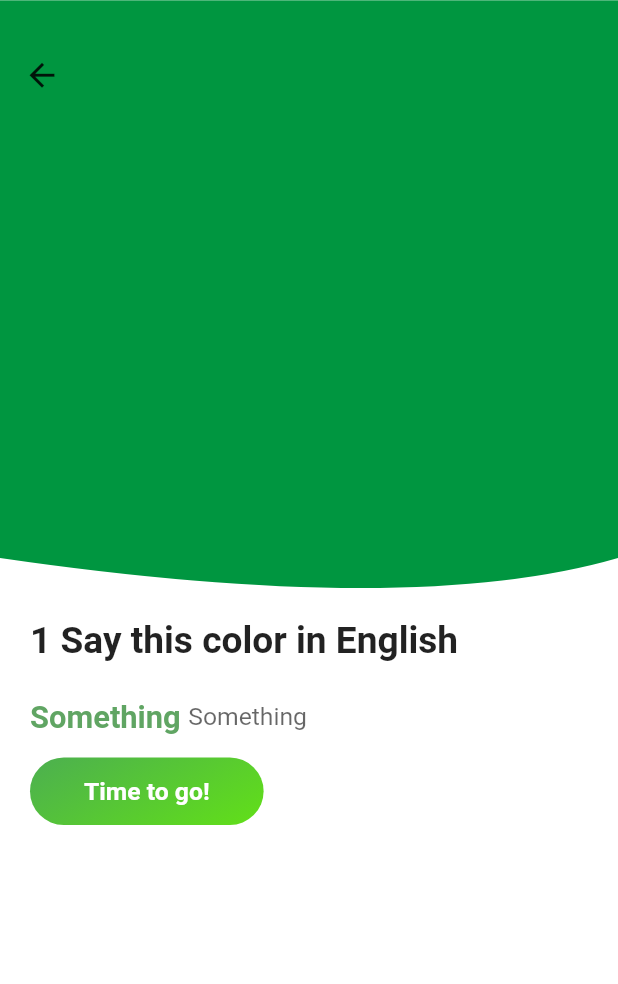
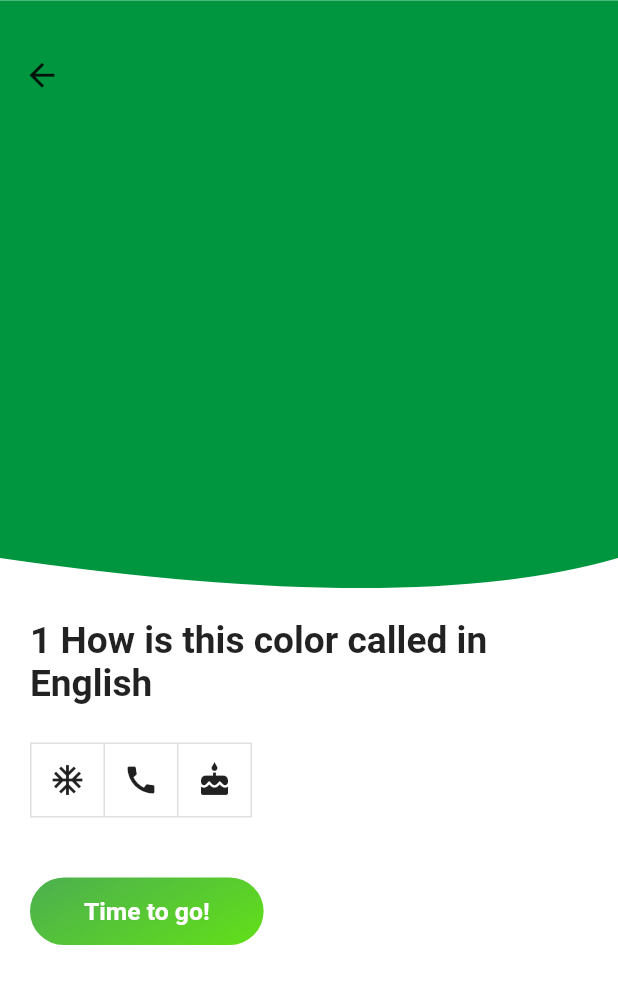
Before and after one commit to ctanunes/colorjewels, a Flutter app: the GameScreen screen opened directly with sample values from the repository, on a phone screen of 412 x 824 dp. Shown: the top 984 px of the screen. Run offline on Flutter 3.47's test engine with Material 2 defaults, Android fonts, the phone set to English and light mode, and no system bars; our stand-ins replace flutter_svg, flutter_tts, get, speech_to_text.

Commit message:
Added toggle buttons

```diff
--- a/lib/models/question.model.dart
+++ b/lib/models/question.model.dart
@@ -17,10 +17,10 @@ class Question {
 List<Question> eng = [
   Question(
       id : 1,
-      question : "1 Say this color in English",
+      question : "1 How is this color called in English",
       image : "assets/images/green.png",
-      answer : "green",
-      typeOf : "Say",
+      answer : "Green",
+      typeOf : "Option",
   ),
   Question(
     id : 2,
--- a/lib/screens/game1.screen.dart
+++ b/lib/screens/game1.screen.dart
@@ -41,7 +41,9 @@ class _GameScreenState extends State<GameScreen> {
                 },
               ),
               ContentDetail(
-                question: widget.question.question ?? "Title",
+                question: widget.question.question ?? "Question",
+                answer: widget.question.answer ?? "Answer",
+                typeOf: widget.question.typeOf ?? "typeOf",
                 onPress: () {
                   showDialog(
                     context: context,
@@ -61,9 +63,9 @@ class _GameScreenState extends State<GameScreen> {
                               child: GradientButton(
                                 text: "Confirm",
                                 onPress: () {
-                                  if (widget.question.id==4){
+                                  if (widget.question.id == 4) {
                                     Get.to(WelcomeScreen());
-                                  }else{
+                                  } else {
                                     Navigator.push(
                                       context,
                                       MaterialPageRoute(
@@ -93,15 +95,24 @@ class _GameScreenState extends State<GameScreen> {
   }
 }
 
-class ContentDetail extends StatelessWidget {
+class ContentDetail extends StatefulWidget {
   final String question;
   final Function onPress;
-
+  final String answer;
+  final String typeOf;
   const ContentDetail({
     Key key,
-    @required this.question, this.onPress,
+    @required this.question,
+    this.onPress,
+    this.answer,
+    this.typeOf,
   }) : super(key: key);
 
+  @override
+  _ContentDetailState createState() => _ContentDetailState();
+}
+
+class _ContentDetailState extends State<ContentDetail> {
   @override
   Widget build(BuildContext context) {
     Size size = MediaQuery.of(context).size;
@@ -112,44 +123,66 @@ class ContentDetail extends StatelessWidget {
         crossAxisAlignment: CrossAxisAlignment.start,
         children: <Widget>[
           Text(
-            this.question,
+            this.widget.question,
             style: TextStyle(
               fontWeight: FontWeight.bold,
               fontSize: size.width * 0.06,
             ),
           ),
           SizedBox(height: 25),
-          Row(
+          option(this.widget.typeOf, size),
+          SizedBox(height: 25),
+          Container(
+            margin: EdgeInsets.only(bottom: 30),
+            padding: const EdgeInsets.symmetric(vertical: 15),
+            child: GradientButton(
+              text: "Time to go!",
+              onPress: this.widget.onPress,
+            ),
+          ),
+        ],
+      ),
+    );
+  }
+
+  List<bool> isSelected = [false, false, false];
+
+  Widget option(String option, Size size) {
+    if (option == "Option") {
+      return StatefulBuilder(builder: (context, setState) {
+        return ToggleButtons(
           children: <Widget>[
-              Text(
+            Icon(Icons.ac_unit),
+            Icon(Icons.call),
+            Icon(Icons.cake),
+          ],
+          onPressed: (int index) {
+            print(index);
+            setState(() {
+              for (int buttonIndex = 0;
+                  buttonIndex < isSelected.length;
+                  buttonIndex++) {
+                if (buttonIndex == index) {
+                  isSelected[buttonIndex] = true;
+                } else {
+                  isSelected[buttonIndex] = false;
+                }
+              }
+              print(isSelected);
+            });
+          },
+          isSelected: isSelected,
+        );
+      });
+    } else {
+      return Text(
         "Something",
         style: TextStyle(
           fontWeight: FontWeight.bold,
           fontSize: size.width * 0.05,
           color: Colors.green[700].withOpacity(0.8),
         ),
-              ),
-              SizedBox(width: 5),
-              Text(
-                "Something",
-                style: TextStyle(
-                  fontSize: size.width * 0.04,
-                  fontWeight: FontWeight.w400,
-                  color: Colors.black.withOpacity(0.6),
-                ),
-              ),
-            ],
-          ),
-          Container(
-            margin: EdgeInsets.only(bottom: 30),
-            padding: const EdgeInsets.symmetric(vertical: 15),
-            child: GradientButton(
-              text: "Time to go!",
-              onPress: this.onPress,
-            ),
-          ),
-        ],
-      ),
       );
     }
   }
+}
```
Lines whose indentation alone changed are shown as unchanged.
